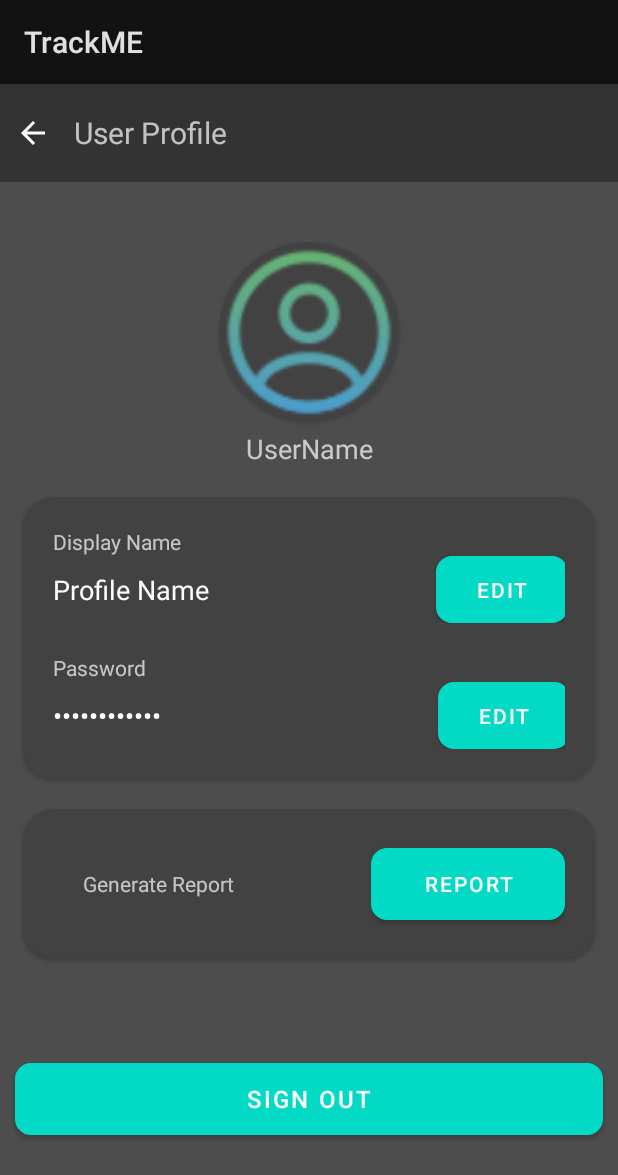
After one commit to TrackME-PM/TrackMe, an Android app: the Activity_UserProfile screen opened directly, with no data from a screen before it, on a phone screen of 412 x 824 dp. The commit adds this screen. Shown: the top 1175 px of the screen. Run offline under Robolectric (Android 15) with nearby library versions, the phone set to English and light mode, and no system bars.

Commit message:
[Navigation Functional] Testing User Profile

```diff
--- a/app/src/main/AndroidManifest.xml
+++ b/app/src/main/AndroidManifest.xml
@@ -11,6 +11,9 @@
         android:supportsRtl="true"
         android:theme="@style/Theme.TrackME"
         tools:targetApi="31">
+        <activity
+            android:name=".Activity_UserProfile"
+            android:exported="false" />
         <activity
             android:name=".Activity_Transaction"
             android:exported="false" />
--- /dev/null
+++ b/app/src/main/java/com/example/trackme/Activity_UserProfile.java
@@ -0,0 +1,27 @@
+package com.example.trackme;
+
+import androidx.appcompat.app.AppCompatActivity;
+
+import android.content.Intent;
+import android.os.Bundle;
+import android.view.View;
+
+
+
+public class Activity_UserProfile extends AppCompatActivity {
+
+
+
+    @Override
+    protected void onCreate(Bundle savedInstanceState) {
+        super.onCreate(savedInstanceState);
+        setContentView(R.layout.activity_user_profile);
+
+    }
+
+//    public void openHomePage(View view){
+//        Intent intent = new Intent(this, Activity_HomePage.class);
+//        startActivity(intent);
+//    }
+
+}
--- a/app/src/main/java/com/example/trackme/MainActivity.java
+++ b/app/src/main/java/com/example/trackme/MainActivity.java
@@ -20,6 +20,7 @@ public class MainActivity extends AppCompatActivity {
         Toast.makeText(this, "Logged in successfully !", Toast.LENGTH_SHORT).show();
         Intent intent = new Intent(this, Activity_HomePage.class);
         startActivity(intent);
+        this.finish();
 
     }
 }
--- /dev/null
+++ b/app/src/main/res/layout/activity_user_profile.xml
@@ -0,0 +1,213 @@
+<?xml version="1.0" encoding="utf-8"?>
+<LinearLayout xmlns:android="http://schemas.android.com/apk/res/android"
+    xmlns:app="http://schemas.android.com/apk/res-auto"
+    xmlns:tools="http://schemas.android.com/tools"
+    android:background="@color/grey"
+    android:layout_width="match_parent"
+    android:layout_height="match_parent"
+    tools:context=".Activity_UserProfile">
+
+    <LinearLayout
+        android:orientation="vertical"
+        android:layout_width="match_parent"
+        android:layout_height="match_parent">
+
+        <LinearLayout
+            android:layout_width="match_parent"
+            android:background="@color/dark_grey"
+            android:layout_height="65dp"
+            android:padding="10dp"
+            android:paddingBottom="20dp">
+
+        <ImageView
+            android:id="@+id/backBtn"
+            android:onClick="openHomePage"
+            android:contentDescription="Back Button"
+            android:layout_gravity="center_vertical"
+            android:layout_width="wrap_content"
+            android:layout_height="wrap_content"
+            android:src="@drawable/back_btn">
+
+        </ImageView>
+
+        <TextView
+            android:layout_width="328dp"
+            android:layout_height="match_parent"
+            android:gravity="center_vertical"
+            android:layout_marginStart="15dp"
+            android:text="User Profile"
+            android:textSize="20sp">
+
+        </TextView>
+
+    </LinearLayout>
+
+    <LinearLayout
+        android:orientation="vertical"
+        android:layout_marginBottom="20dp"
+        android:layout_marginTop="40dp"
+        android:layout_marginLeft="15dp"
+        android:layout_marginRight="15dp"
+        android:layout_width="match_parent"
+        android:layout_height="wrap_content"
+        android:gravity="center">
+
+        <androidx.cardview.widget.CardView
+            app:cardCornerRadius="60dp"
+            android:layout_width="wrap_content"
+            android:layout_height="wrap_content">
+
+            <ImageView
+                android:layout_width="120dp"
+                android:layout_height="120dp"
+                android:src="@drawable/user_icon">
+
+            </ImageView>
+
+        </androidx.cardview.widget.CardView>
+        <TextView
+            android:layout_marginTop="5dp"
+            android:id="@+id/userName"
+            android:gravity="center"
+            android:text="UserName"
+            android:textSize="18sp"
+            android:layout_width="match_parent"
+            android:layout_height="wrap_content">
+
+        </TextView>
+    </LinearLayout>
+
+
+    <androidx.cardview.widget.CardView
+        app:cardCornerRadius="20dp"
+        android:padding="10dp"
+        android:layout_marginLeft="15dp"
+        android:layout_marginRight="15dp"
+        android:layout_width="match_parent"
+        android:layout_height="wrap_content">
+
+        <LinearLayout
+            android:padding="20dp"
+            android:orientation="vertical"
+            android:layout_width="match_parent"
+            android:layout_height="wrap_content">
+        <TextView
+            android:text="Display Name"
+            android:layout_width="match_parent"
+            android:layout_height="wrap_content">
+
+        </TextView>
+
+        <LinearLayout
+            android:weightSum="4"
+            android:orientation="horizontal"
+            android:layout_width="match_parent"
+            android:layout_height="wrap_content">
+
+            <EditText
+                android:id="@id/userName"
+                android:layout_width="160dp"
+                android:layout_height="wrap_content"
+                android:layout_weight="3"
+                android:background="@drawable/transperant_background"
+                android:inputType="text"
+                android:padding="10dp"
+                android:paddingStart="0dp"
+                android:text="Profile Name" />
+
+            <Button
+                android:layout_width="wrap_content"
+                android:layout_height="match_parent"
+                android:layout_marginStart="100dp"
+                android:background="@drawable/button_radius"
+                android:text="Edit" />
+
+        </LinearLayout>
+            <TextView
+                android:layout_marginTop="20dp"
+                android:text="Password"
+                android:layout_width="match_parent"
+                android:layout_height="wrap_content">
+
+            </TextView>
+
+            <LinearLayout
+                android:weightSum="4"
+                android:orientation="horizontal"
+                android:layout_width="match_parent"
+                android:layout_height="wrap_content">
+
+                <EditText
+                    android:background="@drawable/transperant_background"
+                    android:id="@+id/passWord"
+                    android:inputType="textPassword"
+                    android:paddingStart="0dp"
+                    android:padding="10dp"
+                    android:layout_width="165dp"
+                    android:layout_height="wrap_content"
+                    android:layout_weight="3"
+                    android:text="Profile Name" />
+
+                <Button
+                    android:layout_width="wrap_content"
+                    android:layout_height="match_parent"
+                    android:layout_marginStart="100dp"
+                    android:background="@drawable/button_radius"
+                    android:text="Edit" />
+
+            </LinearLayout>
+
+        </LinearLayout>
+
+        </androidx.cardview.widget.CardView>
+
+
+        <androidx.cardview.widget.CardView
+            android:layout_marginLeft="15dp"
+            android:layout_marginRight="15dp"
+            app:cardCornerRadius="20dp"
+            android:layout_marginTop="20dp"
+            android:layout_marginBottom="60dp"
+            android:layout_width="match_parent"
+            android:layout_height="wrap_content">
+
+            <LinearLayout
+                android:padding="20dp"
+                android:weightSum="4"
+                android:orientation="horizontal"
+                android:layout_width="match_parent"
+                android:layout_height="wrap_content">
+
+                <TextView
+                    android:layout_width="98dp"
+                    android:layout_height="wrap_content"
+                    android:layout_weight="3"
+                    android:padding="20dp"
+                    android:text="Generate Report">
+
+                </TextView>
+
+            <Button
+                android:layout_weight="1"
+                android:layout_width="wrap_content"
+                android:layout_height="wrap_content"
+                android:background="@drawable/button_radius"
+                android:text="Report" />
+
+            </LinearLayout>
+
+        </androidx.cardview.widget.CardView>
+
+    <Button
+        android:background="@drawable/button_radius"
+        android:layout_margin="10dp"
+        android:textSize="16sp"
+        android:layout_marginLeft="15dp"
+        android:layout_marginRight="15dp"
+        android:text="Sign Out"
+        android:layout_width="match_parent"
+        android:layout_height="wrap_content" />
+
+    </LinearLayout>
+
+</LinearLayout>
--- a/app/src/main/res/values/colors.xml
+++ b/app/src/main/res/values/colors.xml
@@ -14,4 +14,5 @@
     <color name="red">#ff4d4d</color>
     <color name="light_teal">#35a09f</color>
     <color name="btn_color">#026d6c</color>
+    <color name="transparent">#00000000</color>
 </resources>
```
Also changed, not shown: app/src/main/java/com/example/trackme/Activity_HomePage.java (+49 -6 lines), app/src/main/java/com/example/trackme/Activity_Transaction.java (+32 -19 lines), app/src/main/java/com/example/trackme/holder/cardHolder.java (+4 -3 lines), app/src/main/res/layout/activity_home_page.xml (+18 -20 lines), app/src/main/res/layout/activity_main.xml (+6 -3 lines).
